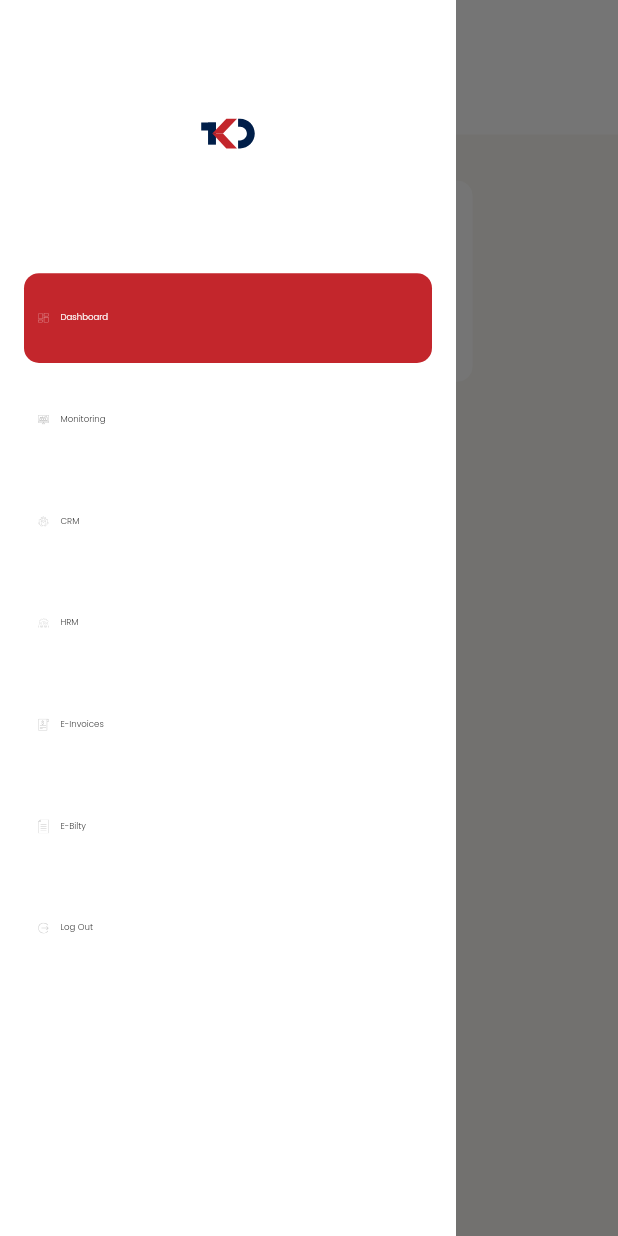
After one commit to tablabsCICD/ctmsFrontend, a Flutter app: the HomeOrganizationScreen screen opened by its route, with the side drawer open, on a phone screen of 412 x 824 dp. The commit adds this screen. Run offline on Flutter 3.47's test engine with Material 2 defaults, Android fonts, the phone set to English and light mode, and no system bars; our stand-ins replace carousel_slider, dio, fl_chart, flutter_easyloading, flutter_screenutil, flutter_svg and 5 more; missing offline and left inert: dart:html, staggered_grid_view_flutter; accounts and stored records are empty; project files that could hold a hidden picture were left out.

Commit message:
Add Orgnization Page

```diff
--- a/lib/constant/images.dart
+++ b/lib/constant/images.dart
@@ -54,4 +54,10 @@ class Images {
   static String add_circle = "assets/images/add_circle.svg";
   static String call = "assets/images/call.svg";
   static String mail_black = "assets/images/mail_black.svg";
+  static String monitoring = "assets/images/monitoring.svg";
+  static String crm = "assets/images/crm.svg";
+  static String hrm = "assets/images/hrm.svg";
+static String bilty = "assets/images/bilty.svg";
+static String invoice = "assets/images/invoice.svg";
+
 }
--- a/lib/pages/empdetails/activity/customer_grpah.dart
+++ b/lib/pages/empdetails/activity/customer_grpah.dart
@@ -8,7 +8,7 @@ class CustomerGrpah extends StatelessWidget {
     return Container(
       child:  Column(
         children: [
-        Text("Head Count Report",style: TextStyle(fontWeight: FontWeight.w400,fontSize: 20),),
+        Text("Performance",style: TextStyle(fontWeight: FontWeight.w400,fontSize: 20),),
         SizedBox(height: 30,),
         barChart(),
 
--- /dev/null
+++ b/lib/pages/orgnaization/home_orgnization.dart
@@ -0,0 +1,133 @@
+import 'package:flutter/cupertino.dart';
+import 'package:flutter/material.dart';
+import 'package:flutter_hr_management/pages/orgnaization/side_bar_orgnization.dart';
+import 'package:flutter_hr_management/route/app_routes.dart';
+import 'package:flutter_screenutil/flutter_screenutil.dart';
+import 'package:flutter_svg/svg.dart';
+
+import '../../common/app_colors.dart';
+import '../../common/app_responsive.dart';
+import '../../constant/images.dart';
+import '../dashboard/widget/header_widget.dart';
+
+class HomeOrganizationScreen extends StatefulWidget{
+  @override
+  State<StatefulWidget> createState() {
+    return _HomeOrganizationScreen();
+  }
+
+}
+class _HomeOrganizationScreen extends State<HomeOrganizationScreen>{
+  @override
+  Widget build(BuildContext context) {
+   return Scaffold(
+    drawer: SideBarOrganization(),
+    backgroundColor: AppColor.bgColor,
+     body: SafeArea(
+       child: Row(
+         crossAxisAlignment: CrossAxisAlignment.start,
+         children: [
+           /// Side Navigation Menu
+           /// Only show in desktop
+           if (AppResponsive.isDesktop(context))
+             Expanded(
+               child: SideBarOrganization(),
+             ),
+
+           /// Main Body Part
+           Expanded(
+             flex: 4,
+             child: Column(
+               children: [
+                 HeaderWidget( title: '',),
+                 SizedBox(height: 38.h,),
+                 Container(
+                   color:  AppColor.bgColor,
+                   // margin: EdgeInsets.all(10),
+                   child: Row(
+                     children: [
+                       SizedBox(width: 38.w,),
+                       empCounts("0","Monitoring",Images.monitoring,Color(0xFFEAF8F4)),
+                       SizedBox(width: 38.w,),
+                       InkWell(onTap: (){
+                         Navigator.pushNamed(context, AppRoutes.crm);
+                       },child: empCounts("0","CRM",Images.crm,Color(0xFFFFEDF9)),),
+                       SizedBox(width: 38.w,),
+                       empCounts("0","HRM",Images.hrm,Color(0xFFFEF0E5)),
+                     ],
+                   ),
+                 ),
+                 SizedBox(height: 38.h,),
+                 Container(
+                   // margin: EdgeInsets.all(10),
+                   child: Row(
+                     children: [
+                       SizedBox(width: 38.w,),
+                       empCounts("0","E-Invoices",Images.invoice,Color(0xFFEAF8F4)),
+                       SizedBox(width: 38.w,),
+                       empCounts("0","E-Bilty",Images.bilty,Color(0xFFFFEDF9)),
+                       SizedBox(width: 38.w,),
+                      // empCounts("0","Inactive Employee",Images.emp_tot,Color(0xFFFEF0E5)),
+                     ],
+                   ),
+                 )
+               ],
+             ),
+           ),
+         ],
+       ),
+     ),
+
+
+   );
+  }
+
+  empCounts(String totCount,String name,String image,Color color){
+    return Container(
+      width: 329.w,
+      height: 166.h,
+      decoration: ShapeDecoration(
+        color: Colors.white,
+        shape: RoundedRectangleBorder(
+          side: BorderSide(width: 0.50, color: Colors.white),
+          borderRadius: BorderRadius.circular(10),
+
+        ),
+      ),
+      child: Row(
+        children: [
+          Padding(
+            padding: const EdgeInsets.all(8.0),
+            child: Container(
+              width: 108.w,
+              height: 110.h,
+              decoration: ShapeDecoration(
+                color: color,//Color(0xFFEAF8F4)
+                shape: CircleBorder(),
+
+              ),
+              child: Padding(
+                padding:  EdgeInsets.all(20.0),
+                child: SvgPicture.asset(image,height: 10.h,width: 10.w,color: Colors.black,),
+              ),
+            ),
+          ),
+          Column(
+            mainAxisAlignment: MainAxisAlignment.center,
+            children: [
+
+              Text(
+                  name,
+                  style: TextStyle(
+                    fontSize: 20.sp,
+                    fontWeight: FontWeight.w300,
+                  )
+              )
+            ],
+          )
+        ],
+      ),
+    );
+  }
+
+}
--- /dev/null
+++ b/lib/pages/orgnaization/side_bar_orgnization.dart
@@ -0,0 +1,207 @@
+import 'package:flutter/material.dart';
+import 'package:flutter_hr_management/common/app_colors.dart';
+import 'package:flutter_hr_management/constant/images.dart';
+import 'package:flutter_hr_management/route/app_routes.dart';
+import 'package:flutter_screenutil/flutter_screenutil.dart';
+import 'package:flutter_svg/flutter_svg.dart';
+import 'package:google_fonts/google_fonts.dart';
+
+import '../../utils/sharepreferences.dart';
+
+class SideBarOrganization extends StatefulWidget {
+  @override
+  _SideBarOrganization createState() => _SideBarOrganization();
+}
+
+class _SideBarOrganization extends State<SideBarOrganization> {
+
+  static bool  isDashbord=true;
+  static bool isEmp=false;
+  static bool isLead=false;
+  static bool isCustomer=false;
+  static bool isMeeting=false;
+  static bool isreport=false;
+  static bool isProfile=false;
+
+  @override
+  Widget build(BuildContext context) {
+    return Drawer(
+      elevation: 0,
+      child: Container(
+
+        color: AppColor.white,
+        child: Column(
+          crossAxisAlignment: CrossAxisAlignment.start,
+          children: [
+            SizedBox(height: 47.h,),
+            Container(
+              margin: EdgeInsets.symmetric(horizontal: 20, vertical: 20),
+              child: Center(child: SvgPicture.asset("assets/logo.svg",height: 77.h,width: 133.w,)),
+            ),
+
+            SizedBox(height: 47.h,),
+            DrawerListTile(
+              isSelect: isDashbord,
+              title: "Dashboard",
+              icon: "assets/menu/dashboard_menu.svg",
+              press: () {
+
+
+              },
+            ),
+            DrawerListTile(
+              isSelect: isEmp,
+              title: "Monitoring",
+              icon: Images.monitoring,
+              press: () {
+
+              },
+            ),
+            DrawerListTile(
+              isSelect: isLead,
+              title: "CRM",
+              icon: Images.crm,
+              press: () {
+
+              },
+            ), DrawerListTile(
+              isSelect: isMeeting,
+              title: "HRM",
+              icon: Images.hrm,
+              press: () {
+
+              },
+            ),
+            DrawerListTile(
+              isSelect: isCustomer,
+              title: "E-Invoices",
+              icon: Images.invoice,
+              press: () {
+
+              },
+            ),
+            DrawerListTile(
+              isSelect: isreport,
+              title: "E-Bilty",
+              icon: Images.bilty,
+              press: () {
+
+              },
+            ),
+            DrawerListTile(
+              isSelect: false,
+              title: "Log Out",
+              icon: "assets/menu/logout_menu.svg",
+              press: () {
+
+                showAlertDialog(context);
+
+              },
+            ),
+
+          ],
+        ),
+      ),
+    );
+  }
+
+
+
+  showAlertDialog(BuildContext context) {
+    // set up the button
+    Widget okButton = TextButton(
+      child: Text("Ok"),
+      onPressed: () async{
+        await LocalSharePreferences().logOut();
+        Navigator.pushNamedAndRemoveUntil(context, AppRoutes.entry, (route) => false) ;
+      },
+    );
+
+    Widget cancelButton = TextButton(
+      child: Text("Cancel"),
+      onPressed: () {
+        Navigator.pop(context);
+
+      },
+    );
+
+    // set up the AlertDialog
+    AlertDialog alert = AlertDialog(
+      title: Text("Log Out"),
+      content: Text("Do you want to log out"),
+      actions: [
+        okButton,
+        cancelButton
+      ],
+    );
+
+    // show the dialog
+    showDialog(
+      context: context,
+      builder: (BuildContext context) {
+        return alert;
+      },
+    );
+  }
+}
+
+
+class DrawerListTile extends StatelessWidget {
+  final String? title, icon;
+  final VoidCallback? press;
+  final bool isSelect;
+
+  const DrawerListTile({Key? key, this.title, this.icon, this.press, required this.isSelect})
+      : super(key: key);
+  @override
+  Widget build(BuildContext context) {
+    return ListTile(
+      onTap: press,
+      horizontalTitleGap: 0.0,
+
+      title: Container(
+        width: 232.w,
+        height: 74.h,
+        decoration:isSelect? ShapeDecoration(
+          color: Color(0xFFC3262C),
+          shape: RoundedRectangleBorder(
+            borderRadius: BorderRadius.circular(10),
+          ),
+        ): ShapeDecoration(
+          color: Colors.white,
+          shape: RoundedRectangleBorder(
+            borderRadius: BorderRadius.circular(10),
+          ),
+        ),
+        child: Center(
+          child: Row(
+            children: [
+              SizedBox(width: 33.w,),
+              SvgPicture.asset(
+                icon!,
+                color: isSelect?AppColor.white:Colors.grey,
+                height: 25.h,
+                width: 25.w,
+              ),
+              SizedBox(width: 27.w,),
+              Text(
+                title!,
+                style: isSelect?TextStyle(
+                  color: Colors.white,
+                  fontSize: 20.sp,
+                  fontFamily: GoogleFonts.poppins().fontFamily,
+                  fontWeight: FontWeight.w300,
+                ):TextStyle(
+                  color: Colors.black,
+                  fontSize: 20.sp,
+                  fontFamily: GoogleFonts.poppins().fontFamily,
+                  fontWeight: FontWeight.w300,
+                ),
+              ),
+            ],
+          ),
+        ),
+      ),
+    );
+  }
+}
--- a/lib/route/app_routes.dart
+++ b/lib/route/app_routes.dart
@@ -10,6 +10,7 @@ class AppRoutes{
   static const profile="/profile";
   static const entry="/entryScreen";
   static const meeting="/meeting";
+  static const crm="crm";
 
 
 
--- a/lib/route/routes.dart
+++ b/lib/route/routes.dart
@@ -5,6 +5,7 @@ import 'package:flutter_hr_management/pages/customerdeatils/customer_dashboard.d
 import 'package:flutter_hr_management/pages/customerdeatils/customer_list.dart';
 import 'package:flutter_hr_management/pages/home_page.dart';
 import 'package:flutter_hr_management/pages/meeting/meetingdashbord.dart';
+import 'package:flutter_hr_management/pages/orgnaization/home_orgnization.dart';
 import 'package:flutter_hr_management/profile/profile_screen.dart';
 import '../pages/aut/login.dart';
 import '../pages/empdetails/employee_list_dashboard.dart';
@@ -19,7 +20,9 @@ class RouteGenerator {
   static Route<dynamic> generateRoute(RouteSettings settings) {
     switch (settings.name) {
       case AppRoutes.home:
-        return buildRoute(HomePage(), settings: settings);
+        return buildRoute(HomeOrganizationScreen(), settings: settings);
+  case AppRoutes.crm:
+    return buildRoute(HomePage(), settings: settings);;
 
       case AppRoutes.login:
         return buildRoute(LoginScreen(), settings: settings);
```
Also changed, not shown: assets/images/bilty.svg (added), assets/images/crm.svg (added), assets/images/hrm.svg (added), assets/images/invoice.svg (added), assets/images/monitoring.svg (added).
